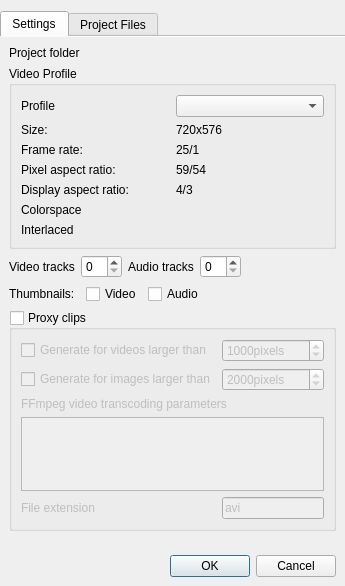
KDE/kdenlive, file src/widgets/projectsettings_ui.ui: the form before one commit.
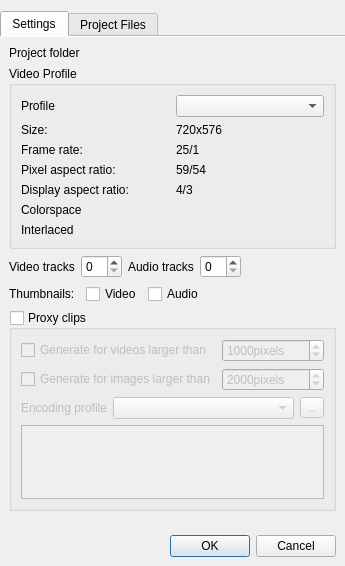
The form after the commit. Custom widgets are drawn as their Qt base class.

Commit message: Use the new profile selection combobox for project proxy settings

```diff
--- a/src/widgets/projectsettings_ui.ui
+++ b/src/widgets/projectsettings_ui.ui
@@ -6,8 +6,8 @@
    <rect>
     <x>0</x>
     <y>0</y>
-    <width>337</width>
-    <height>527</height>
+    <width>332</width>
+    <height>529</height>
    </rect>
   </property>
   <property name="windowTitle">
@@ -32,7 +32,7 @@
       <enum>QFrame::Raised</enum>
      </property>
      <layout class="QGridLayout" name="gridLayout_5">
-      <item row="0" column="0">
+      <item row="1" column="0">
        <widget class="QDialogButtonBox" name="buttonBox">
         <property name="orientation">
          <enum>Qt::Horizontal</enum>
@@ -42,6 +42,19 @@
         </property>
        </widget>
       </item>
+      <item row="0" column="0">
+       <spacer name="verticalSpacer">
+        <property name="orientation">
+         <enum>Qt::Vertical</enum>
+        </property>
+        <property name="sizeHint" stdset="0">
+         <size>
+          <width>20</width>
+          <height>40</height>
+         </size>
+        </property>
+       </spacer>
+      </item>
      </layout>
     </widget>
    </item>
@@ -247,14 +260,14 @@
           <bool>false</bool>
          </property>
          <layout class="QGridLayout" name="gridLayout_2">
-          <item row="0" column="0">
+          <item row="0" column="0" colspan="2">
            <widget class="QCheckBox" name="generate_proxy">
             <property name="text">
              <string>Generate for videos larger than</string>
             </property>
            </widget>
           </item>
-          <item row="0" column="1">
+          <item row="0" column="2" colspan="3">
            <widget class="KIntSpinBox" name="proxy_minsize">
             <property name="suffix">
              <string>pixels</string>
@@ -267,14 +280,14 @@
             </property>
            </widget>
           </item>
-          <item row="1" column="0">
+          <item row="1" column="0" colspan="2">
            <widget class="QCheckBox" name="generate_imageproxy">
             <property name="text">
              <string>Generate for images larger than</string>
             </property>
            </widget>
           </item>
-          <item row="1" column="1">
+          <item row="1" column="2" colspan="3">
            <widget class="KIntSpinBox" name="proxy_imageminsize">
             <property name="suffix">
              <string>pixels</string>
@@ -290,27 +303,49 @@
             </property>
            </widget>
           </item>
-          <item row="2" column="0" colspan="2">
-           <widget class="QLabel" name="label_16">
+          <item row="2" column="0">
+           <widget class="QLabel" name="label_24">
+            <property name="sizePolicy">
+             <sizepolicy hsizetype="Maximum" vsizetype="Preferred">
+              <horstretch>0</horstretch>
+              <verstretch>0</verstretch>
+             </sizepolicy>
+            </property>
             <property name="text">
-             <string>FFmpeg video transcoding parameters</string>
+             <string>Encoding profile</string>
             </property>
            </widget>
           </item>
-          <item row="3" column="0" colspan="2">
-           <widget class="QPlainTextEdit" name="proxy_params"/>
+          <item row="2" column="1" colspan="3">
+           <widget class="KComboBox" name="proxy_profile">
+            <property name="sizePolicy">
+             <sizepolicy hsizetype="MinimumExpanding" vsizetype="Fixed">
+              <horstretch>0</horstretch>
+              <verstretch>0</verstretch>
+             </sizepolicy>
+            </property>
+           </widget>
           </item>
-          <item row="4" column="0">
-           <widget class="QLabel" name="label_17">
-            <property name="text">
-             <string>File extension</string>
+          <item row="3" column="0" colspan="5">
+           <widget class="QPlainTextEdit" name="proxyparams">
+            <property name="sizePolicy">
+             <sizepolicy hsizetype="Expanding" vsizetype="Maximum">
+              <horstretch>0</horstretch>
+              <verstretch>0</verstretch>
+             </sizepolicy>
             </property>
+            <property name="readOnly">
+             <bool>true</bool>
+            </property>
            </widget>
           </item>
-          <item row="4" column="1">
-           <widget class="KLineEdit" name="proxy_extension">
+          <item row="2" column="4">
+           <widget class="QToolButton" name="proxy_showprofileinfo">
             <property name="text">
-             <string>avi</string>
+             <string>...</string>
+            </property>
+            <property name="checkable">
+             <bool>true</bool>
             </property>
            </widget>
           </item>
```
The commit also changes 2 other files.
